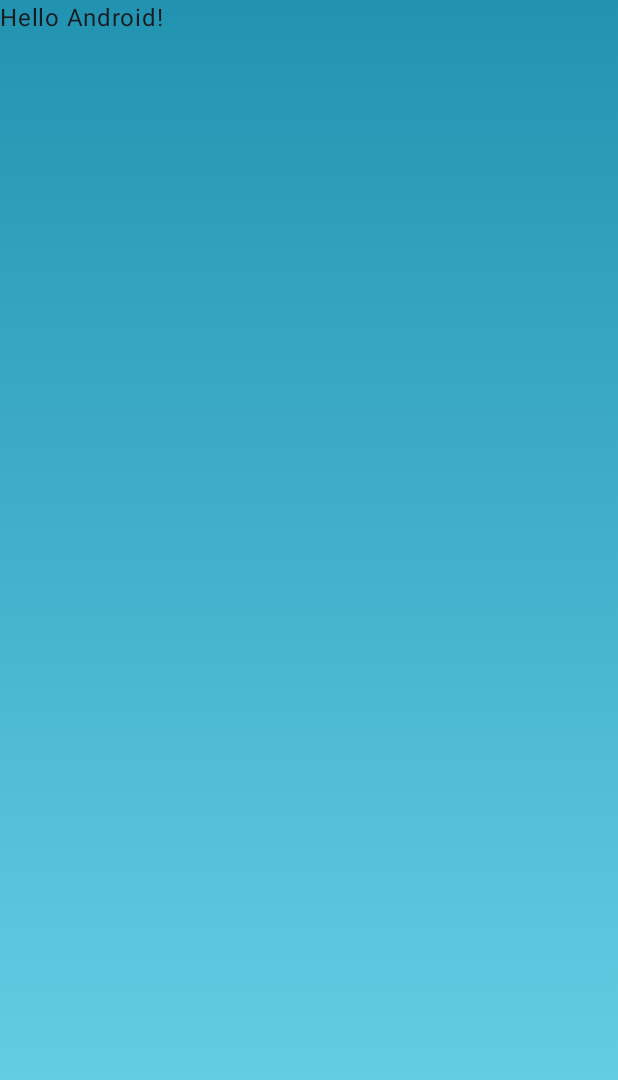
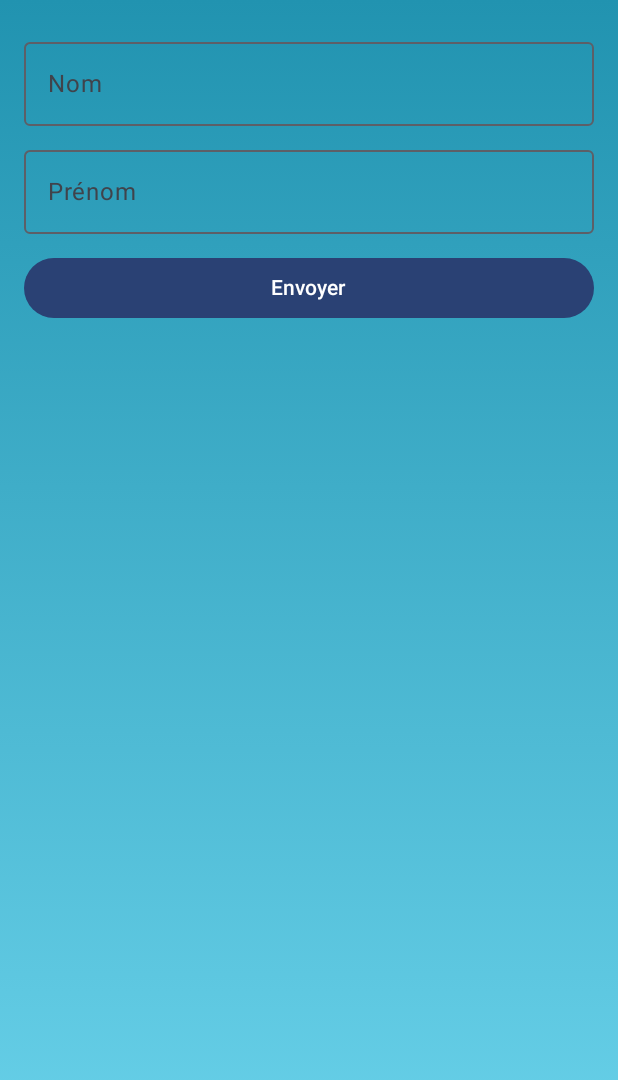
Before and after one commit to Stage-mairie/elections_app, an Android app built with Jetpack Compose: the screen it shows after launch (MainActivity), on a phone screen of 412 x 824 dp. Shown: the top 1080 px of the screen. Run offline under Robolectric (Android 15) with nearby library versions, the phone set to English and light mode, and no system bars.

```diff
--- a/app/src/main/java/com/example/bureaudevotemsa/MainActivity.kt
+++ b/app/src/main/java/com/example/bureaudevotemsa/MainActivity.kt
@@ -1,5 +1,6 @@
 package com.example.bureaudevotemsa
 
+import android.annotation.SuppressLint
 import android.os.Bundle
 import androidx.activity.ComponentActivity
 import androidx.activity.compose.setContent
@@ -13,38 +14,24 @@ import androidx.compose.ui.Modifier
 import androidx.compose.ui.tooling.preview.Preview
 import com.example.bureaudevotemsa.ui.theme.BureauDeVoteMSATheme
 import com.example.bureaudevotemsa.ui.theme.components.BackgroundGradient
+import com.example.bureaudevotemsa.ui.theme.components.UserForm
 
 class MainActivity : ComponentActivity() {
+    @SuppressLint("UnusedMaterial3ScaffoldPaddingParameter")
     override fun onCreate(savedInstanceState: Bundle?) {
         super.onCreate(savedInstanceState)
         enableEdgeToEdge()
         setContent {
             BureauDeVoteMSATheme {
-                Scaffold(modifier = Modifier.fillMaxSize()) { innerPadding ->
-                    BackgroundGradient {
-                        Greeting(
-                            name = "Android",
-                            modifier = Modifier.padding(innerPadding)
-                        )
+                Scaffold(
+                    modifier = Modifier.fillMaxSize(),
+                    content = {
+                        BackgroundGradient {
+                            UserForm()
+                        }
                     }
-                }
+                )
             }
         }
     }
 }
-
-@Composable
-fun Greeting(name: String, modifier: Modifier = Modifier) {
-    Text(
-        text = "Hello $name!",
-        modifier = modifier
-    )
-}
-
-@Preview(showBackground = true)
-@Composable
-fun GreetingPreview() {
-    BureauDeVoteMSATheme {
-        Greeting("Android")
-    }
-}
--- /dev/null
+++ b/app/src/main/java/com/example/bureaudevotemsa/ui/theme/components/UserForm.kt
@@ -0,0 +1,47 @@
+package com.example.bureaudevotemsa.ui.theme.components
+
+import androidx.compose.runtime.Composable
+import androidx.compose.runtime.*
+import androidx.compose.foundation.layout.*
+import androidx.compose.material3.*
+import androidx.compose.ui.Modifier
+import androidx.compose.ui.unit.dp
+
+@Composable
+fun UserForm() {
+    var nom by remember { mutableStateOf("") }
+    var prenom by remember{ mutableStateOf("") }
+
+    Column(
+        modifier = Modifier
+            .fillMaxWidth()
+            .padding(16.dp)
+    ) {
+        OutlinedTextField(
+            value = nom,
+            onValueChange = { nom = it},
+            label = { Text("Nom") },
+            modifier = Modifier
+                .fillMaxWidth()
+                .padding(vertical = 4.dp)
+        )
+
+        OutlinedTextField(
+            value = prenom,
+            onValueChange = {prenom = it},
+            label = { Text("Prénom") },
+            modifier = Modifier
+                .fillMaxWidth()
+                .padding(vertical = 4.dp)
+        )
+
+        Button(
+            onClick = { },
+            modifier = Modifier
+                .fillMaxWidth()
+                .padding(top = 8.dp)
+        ) {
+            Text("Envoyer")
+        }
+    }
+}
```
